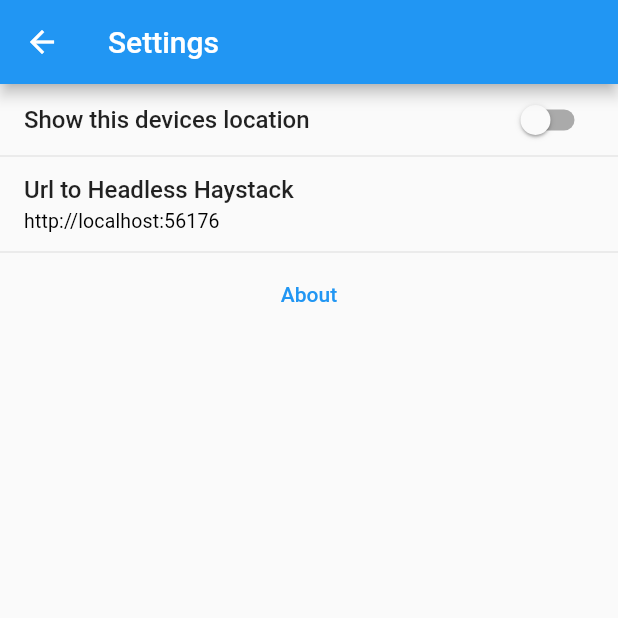
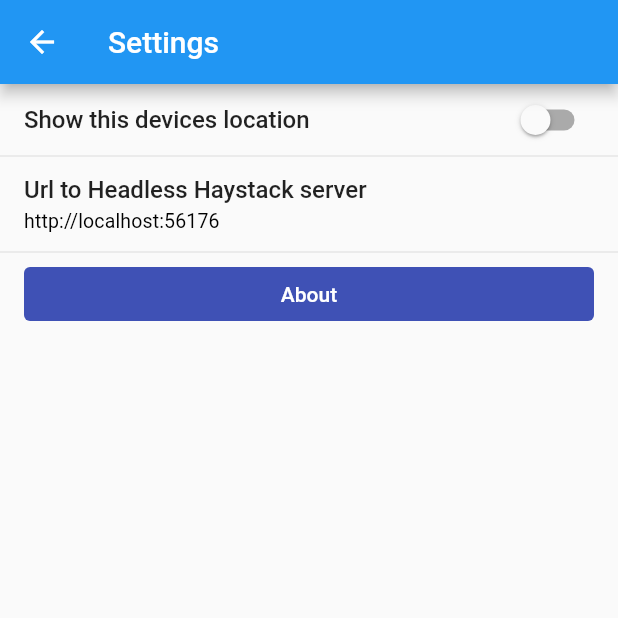
Before and after one commit to dchristl/macless-haystack, a Flutter app: the screen it shows after launch, after a tap on the "settings" icon, on a phone screen of 412 x 824 dp, the top half of it. Run offline on Flutter 3.47's test engine with Material 2 defaults, Android fonts, the phone set to English and light mode, and no system bars; our stand-ins replace file_picker, flutter_colorpicker, flutter_map, flutter_secure_storage, flutter_settings_screens, flutter_slidable and 6 more; missing offline and left inert: maps_launcher, pointycastle.

Commit message:
Added all settings

```diff
--- a/headless-haystack/lib/preferences/preferences_page.dart
+++ b/headless-haystack/lib/preferences/preferences_page.dart
@@ -25,12 +25,7 @@ class _PreferencesPageState extends State<PreferencesPage> {
             getLocationTile(),
             getUrlTile(),
             ListTile(
-              title: TextButton(
-                child: const Text('About'),
-                onPressed: () => showAboutDialog(
-                  context: context,
-                ),
-              ),
+              title: getAbout(),
             ),
           ],
         ),
@@ -57,7 +52,7 @@ class _PreferencesPageState extends State<PreferencesPage> {
     return TextInputSettingsTile(
       initialValue: 'http://localhost:56176',
       settingKey: haystackurl,
-      title: 'Url to Headless Haystack',
+      title: 'Url to Headless Haystack server',
       validator: (String? url) {
         if (url != null &&
             url.startsWith(RegExp('http[s]?://', caseSensitive: false))) {
@@ -67,4 +62,25 @@ class _PreferencesPageState extends State<PreferencesPage> {
       },
     );
   }
+
+  getAbout() {
+    return TextButton(
+        style: ButtonStyle(
+            padding:
+                MaterialStateProperty.all<EdgeInsets>(const EdgeInsets.all(10)),
+            foregroundColor: MaterialStateProperty.resolveWith<Color?>(
+              (Set<MaterialState> states) {
+                return Colors.white;
+              },
+            ),
+            backgroundColor: MaterialStateProperty.resolveWith<Color?>(
+              (Set<MaterialState> states) {
+                return Colors.indigo;
+              },
+            )),
+        child: const Text('About'),
+        onPressed: () => showAboutDialog(
+              context: context,
+            ));
+  }
 }
```
